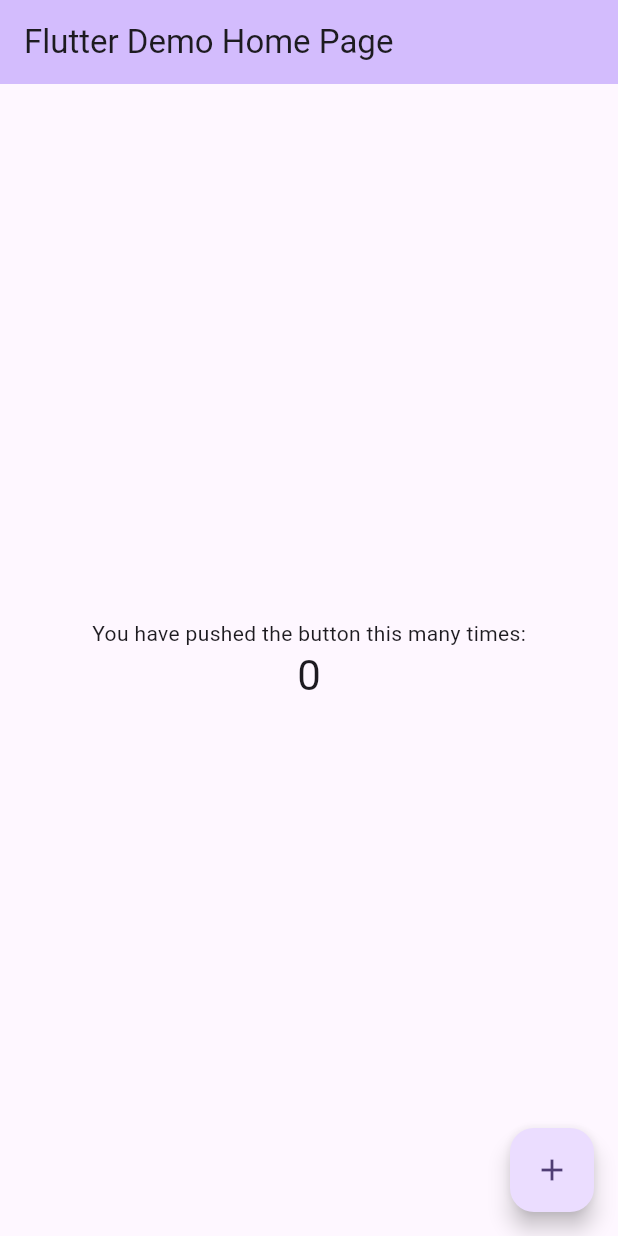
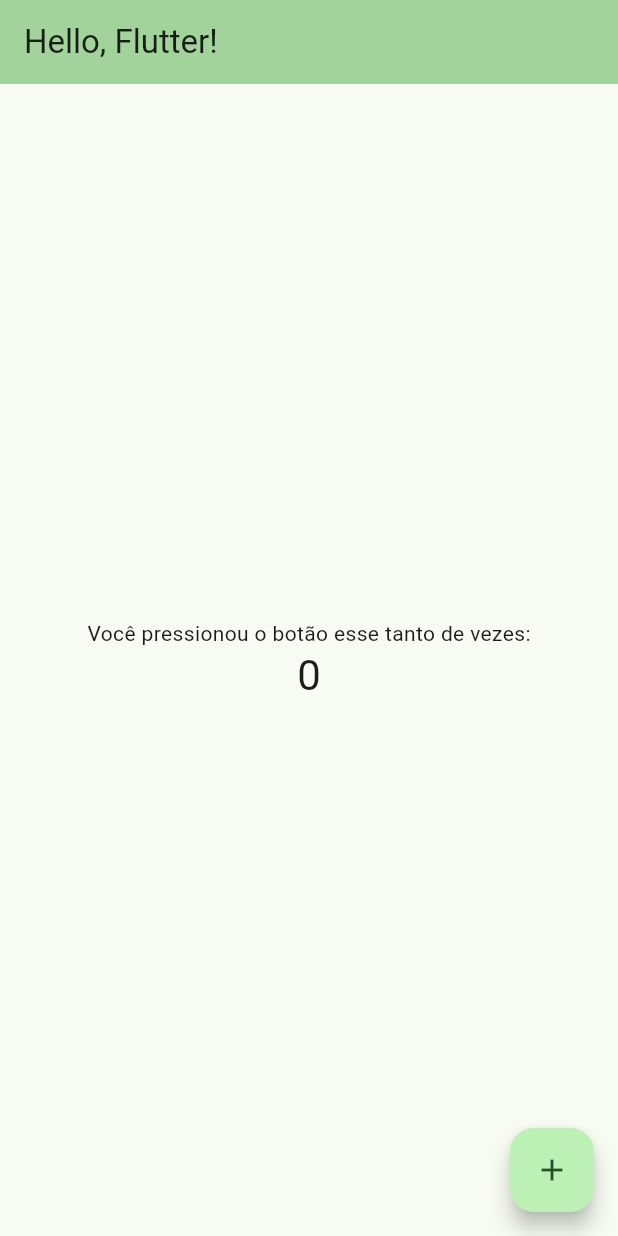
Before and after one commit to jaquelinepassosx/flutter_app, a Flutter app: the screen it shows after launch, on a phone screen of 412 x 824 dp. Run offline on Flutter 3.47's test engine with Material 3 defaults, Android fonts, the phone set to English and light mode, and no system bars.

Commit message:
Changing color and texts

```diff
--- a/lib/main.dart
+++ b/lib/main.dart
@@ -11,7 +11,7 @@ class MyApp extends StatelessWidget {
   @override
   Widget build(BuildContext context) {
     return MaterialApp(
-      title: 'Flutter Demo',
+      title: 'My First Flutter App',
       theme: ThemeData(
         // This is the theme of your application.
         //
@@ -28,10 +28,10 @@ class MyApp extends StatelessWidget {
         //
         // This works for code too, not just values: Most code changes can be
         // tested with just a hot reload.
-        colorScheme: ColorScheme.fromSeed(seedColor: Colors.deepPurple),
+        colorScheme: ColorScheme.fromSeed(seedColor: Colors.green),
         useMaterial3: true,
       ),
-      home: const MyHomePage(title: 'Flutter Demo Home Page'),
+      home: const MyHomePage(title: 'Hello, Flutter!'),
     );
   }
 }
@@ -106,7 +106,7 @@ class _MyHomePageState extends State<MyHomePage> {
           mainAxisAlignment: MainAxisAlignment.center,
           children: <Widget>[
             const Text(
-              'You have pushed the button this many times:',
+              'Você pressionou o botão esse tanto de vezes:',
             ),
             Text(
               '$_counter',
```
